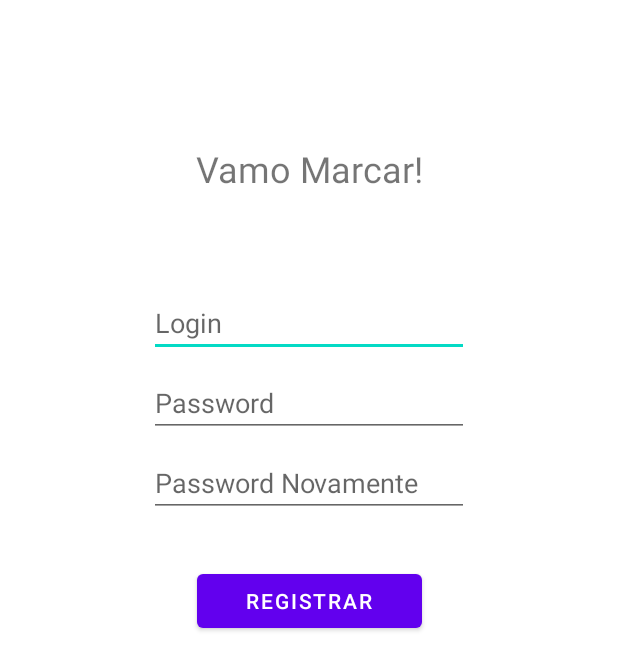
After one commit to rogerlcs/VamoMarcarMovel, an Android app: the RegisterActivity screen opened directly, with no data from a screen before it, on a phone screen of 412 x 824 dp. The commit adds this screen. Shown: the top 670 px of the screen. Run offline under Robolectric (Android 15) with nearby library versions, the phone set to English and light mode, and no system bars.

Commit message:
Adicionando Login e Cadastro

```diff
--- /dev/null
+++ b/app/src/main/java/com/example/vamomarcar/RegisterActivity.java
@@ -0,0 +1,62 @@
+package com.example.vamomarcar;
+
+import androidx.appcompat.app.AppCompatActivity;
+
+import android.content.Intent;
+import android.os.Bundle;
+import android.view.View;
+import android.widget.Button;
+import android.widget.EditText;
+import android.widget.Toast;
+
+import org.json.JSONException;
+import org.json.JSONObject;
+
+import java.io.IOException;
+import java.io.InputStream;
+import java.util.concurrent.ExecutorService;
+import java.util.concurrent.Executors;
+
+public class RegisterActivity extends AppCompatActivity {
+
+    @Override
+    protected void onCreate(Bundle savedInstanceState) {
+        super.onCreate(savedInstanceState);
+        setContentView(R.layout.activity_register);
+
+        Button btnRegister =  findViewById(R.id.btnRegister);
+        btnRegister.setOnClickListener(new View.OnClickListener() {
+            @Override
+            public void onClick(View v) {
+                EditText etNewLogin =  findViewById(R.id.etNewLogin);
+                final String newLogin = etNewLogin.getText().toString();
+                if(newLogin.isEmpty()) {
+                    Toast.makeText(RegisterActivity.this, "Campo de login não preenchido", Toast.LENGTH_LONG).show();
+                    return;
+                }
+
+                EditText etNewPassword =  findViewById(R.id.etNewPassword);
+                final String newPassword = etNewPassword.getText().toString();
+                if(newPassword.isEmpty()) {
+                    Toast.makeText(RegisterActivity.this, "Campo de senha não preenchido", Toast.LENGTH_LONG).show();
+                    return;
+                }
+
+                EditText etNewPasswordCheck =  findViewById(R.id.etNewPasswordCheck);
+                String newPasswordCheck = etNewPasswordCheck.getText().toString();
+                if(newPasswordCheck.isEmpty()) {
+                    Toast.makeText(RegisterActivity.this, "Campo de checagem de senha não preenchido", Toast.LENGTH_LONG).show();
+                    return;
+                }
+
+                if(!newPassword.equals(newPasswordCheck)) {
+                    Toast.makeText(RegisterActivity.this, "Senha não confere", Toast.LENGTH_LONG).show();
+                    return;
+                }
+
+                Toast.makeText(RegisterActivity.this, "Novo usuario registrado com sucesso", Toast.LENGTH_LONG).show();
+                finish();
+            }
+        });
+    }
+}
--- a/app/src/main/res/layout/activity_main.xml
+++ b/app/src/main/res/layout/activity_all_events.xml
@@ -4,7 +4,7 @@
     xmlns:tools="http://schemas.android.com/tools"
     android:layout_width="match_parent"
     android:layout_height="match_parent"
-    tools:context=".MainActivity">
+    tools:context=".AllEventsActivity">
 
     <com.google.android.material.floatingactionbutton.FloatingActionButton
         android:id="@+id/fabAddNewEvent"
--- a/app/src/main/res/layout/activity_perfil.xml
+++ b/app/src/main/res/layout/activity_perfil.xml
@@ -116,12 +116,12 @@
         android:layout_marginRight="8dp"
         android:layout_marginBottom="8dp"
         android:text="26 amigos"
-        app:layout_constraintBottom_toTopOf="@+id/button"
+        app:layout_constraintBottom_toTopOf="@+id/btnLogout"
         app:layout_constraintEnd_toEndOf="parent"
         app:layout_constraintStart_toStartOf="parent" />
 
     <Button
-        android:id="@+id/button"
+        android:id="@+id/btnLogout"
         android:layout_width="wrap_content"
         android:layout_height="40dp"
         android:layout_marginEnd="8dp"
--- /dev/null
+++ b/app/src/main/res/layout/activity_register.xml
@@ -0,0 +1,65 @@
+<?xml version="1.0" encoding="utf-8"?>
+<androidx.constraintlayout.widget.ConstraintLayout xmlns:android="http://schemas.android.com/apk/res/android"
+    xmlns:app="http://schemas.android.com/apk/res-auto"
+    xmlns:tools="http://schemas.android.com/tools"
+    android:layout_width="match_parent"
+    android:layout_height="match_parent"
+    tools:context=".RegisterActivity">
+
+    <TextView
+        android:id="@+id/tvTitleLogin2"
+        android:layout_width="wrap_content"
+        android:layout_height="wrap_content"
+        android:layout_marginTop="96dp"
+        android:text="@string/app_name"
+        android:textSize="24sp"
+        app:layout_constraintEnd_toEndOf="parent"
+        app:layout_constraintStart_toStartOf="parent"
+        app:layout_constraintTop_toTopOf="parent" />
+
+    <EditText
+        android:id="@+id/etNewLogin"
+        android:layout_width="wrap_content"
+        android:layout_height="wrap_content"
+        android:layout_marginTop="64dp"
+        android:ems="10"
+        android:hint="Login"
+        android:inputType="textPersonName"
+        app:layout_constraintEnd_toEndOf="parent"
+        app:layout_constraintStart_toStartOf="parent"
+        app:layout_constraintTop_toBottomOf="@+id/tvTitleLogin2" />
+
+    <EditText
+        android:id="@+id/etNewPassword"
+        android:layout_width="wrap_content"
+        android:layout_height="wrap_content"
+        android:layout_marginTop="8dp"
+        android:ems="10"
+        android:hint="Password"
+        android:inputType="textPassword"
+        app:layout_constraintEnd_toEndOf="parent"
+        app:layout_constraintStart_toStartOf="parent"
+        app:layout_constraintTop_toBottomOf="@+id/etNewLogin" />
+
+    <EditText
+        android:id="@+id/etNewPasswordCheck"
+        android:layout_width="wrap_content"
+        android:layout_height="wrap_content"
+        android:layout_marginTop="8dp"
+        android:ems="10"
+        android:hint="Password Novamente"
+        android:inputType="textPassword"
+        app:layout_constraintEnd_toEndOf="parent"
+        app:layout_constraintStart_toStartOf="parent"
+        app:layout_constraintTop_toBottomOf="@+id/etNewPassword" />
+
+    <Button
+        android:id="@+id/btnRegister"
+        android:layout_width="150dp"
+        android:layout_height="wrap_content"
+        android:layout_marginTop="32dp"
+        android:text="Registrar"
+        app:layout_constraintEnd_toEndOf="parent"
+        app:layout_constraintStart_toStartOf="parent"
+        app:layout_constraintTop_toBottomOf="@+id/etNewPasswordCheck" />
+</androidx.constraintlayout.widget.ConstraintLayout>
```
Also changed, not shown: app/src/main/AndroidManifest.xml (+29 -10 lines), app/src/main/java/com/example/vamomarcar/AllEventsActivity.java (added, +92 -0 lines), app/src/main/java/com/example/vamomarcar/Config.java (added, +30 -0 lines), app/src/main/java/com/example/vamomarcar/LoginActivity.java (added, +47 -0 lines), app/src/main/java/com/example/vamomarcar/MainActivity.java (+10 -77 lines), app/src/main/java/com/example/vamomarcar/PerfilActivity.java (+15 -0 lines), app/src/main/res/layout/activity_login.xml (added, +64 -0 lines), app/src/main/res/layout/activity_main2.xml (added, +9 -0 lines).
